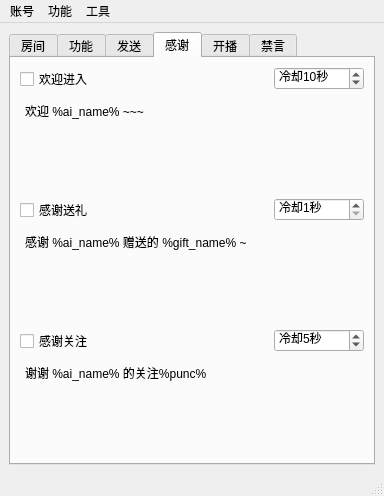
Above: mainwindow.ui from iwxyi/Bilibili-MagicalDanmaku before the change. Below: the same form after it.
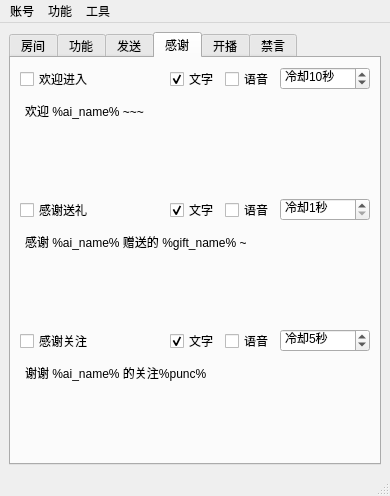
That is the form after the change. The open tabs and pages were chosen to show the change. Icons and pictures are not drawn.

Commit message: 添加文字语音单独开关

Patch:
```diff
--- a/mainwindow.ui
+++ b/mainwindow.ui
@@ -6,7 +6,7 @@
    <rect>
     <x>0</x>
     <y>0</y>
-    <width>384</width>
+    <width>390</width>
     <height>496</height>
    </rect>
   </property>
@@ -603,6 +603,23 @@
             </property>
            </spacer>
           </item>
+          <item>
+           <widget class="QCheckBox" name="sendWelcomeTextCheck">
+            <property name="text">
+             <string>文字</string>
+            </property>
+            <property name="checked">
+             <bool>true</bool>
+            </property>
+           </widget>
+          </item>
+          <item>
+           <widget class="QCheckBox" name="sendWelcomeVoiceCheck">
+            <property name="text">
+             <string>语音</string>
+            </property>
+           </widget>
+          </item>
           <item>
            <widget class="QSpinBox" name="sendWelcomeCDSpin">
             <property name="toolTip">
@@ -677,6 +694,23 @@
             </property>
            </spacer>
           </item>
+          <item>
+           <widget class="QCheckBox" name="sendGiftTextCheck">
+            <property name="text">
+             <string>文字</string>
+            </property>
+            <property name="checked">
+             <bool>true</bool>
+            </property>
+           </widget>
+          </item>
+          <item>
+           <widget class="QCheckBox" name="sendGiftVoiceCheck">
+            <property name="text">
+             <string>语音</string>
+            </property>
+           </widget>
+          </item>
           <item>
            <widget class="QSpinBox" name="sendGiftCDSpin">
             <property name="suffix">
@@ -742,6 +776,23 @@
             </property>
            </spacer>
           </item>
+          <item>
+           <widget class="QCheckBox" name="sendAttentionTextCheck">
+            <property name="text">
+             <string>文字</string>
+            </property>
+            <property name="checked">
+             <bool>true</bool>
+            </property>
+           </widget>
+          </item>
+          <item>
+           <widget class="QCheckBox" name="sendAttentionVoiceCheck">
+            <property name="text">
+             <string>语音</string>
+            </property>
+           </widget>
+          </item>
           <item>
            <widget class="QSpinBox" name="sendAttentionCDSpin">
             <property name="suffix">
@@ -1144,7 +1195,7 @@
     <rect>
      <x>0</x>
      <y>0</y>
-     <width>384</width>
+     <width>390</width>
      <height>26</height>
     </rect>
    </property>
```
Left out of the diff: 2 changed lines with no effect on the pictures. The commit also changes 2 other files.
